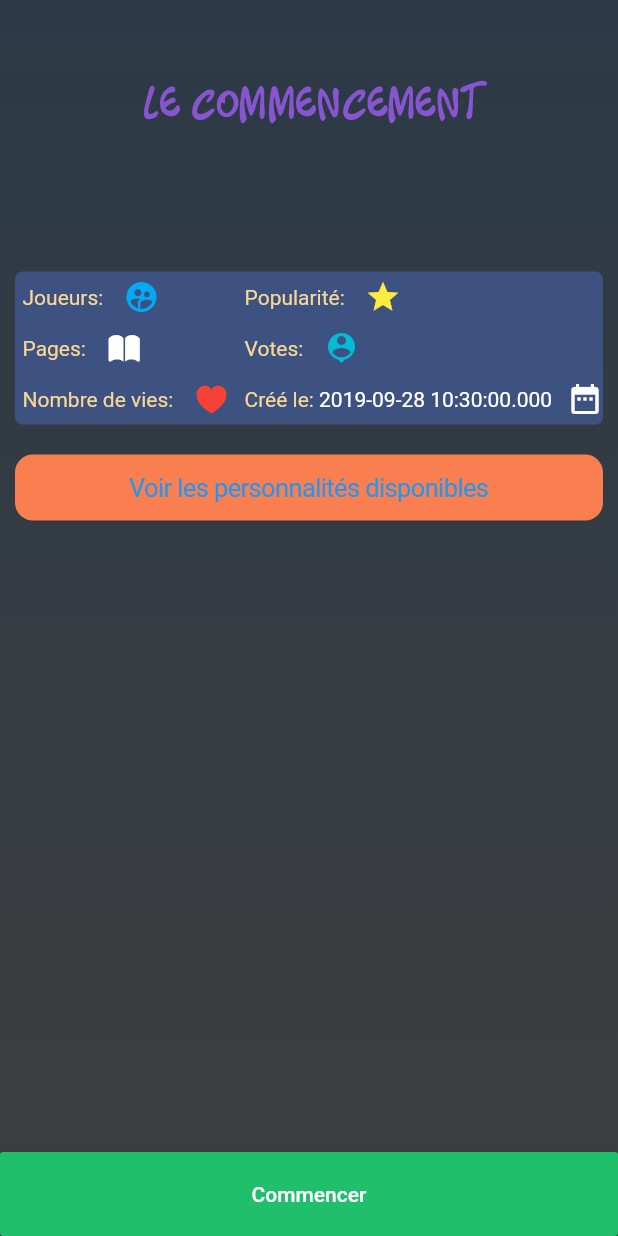
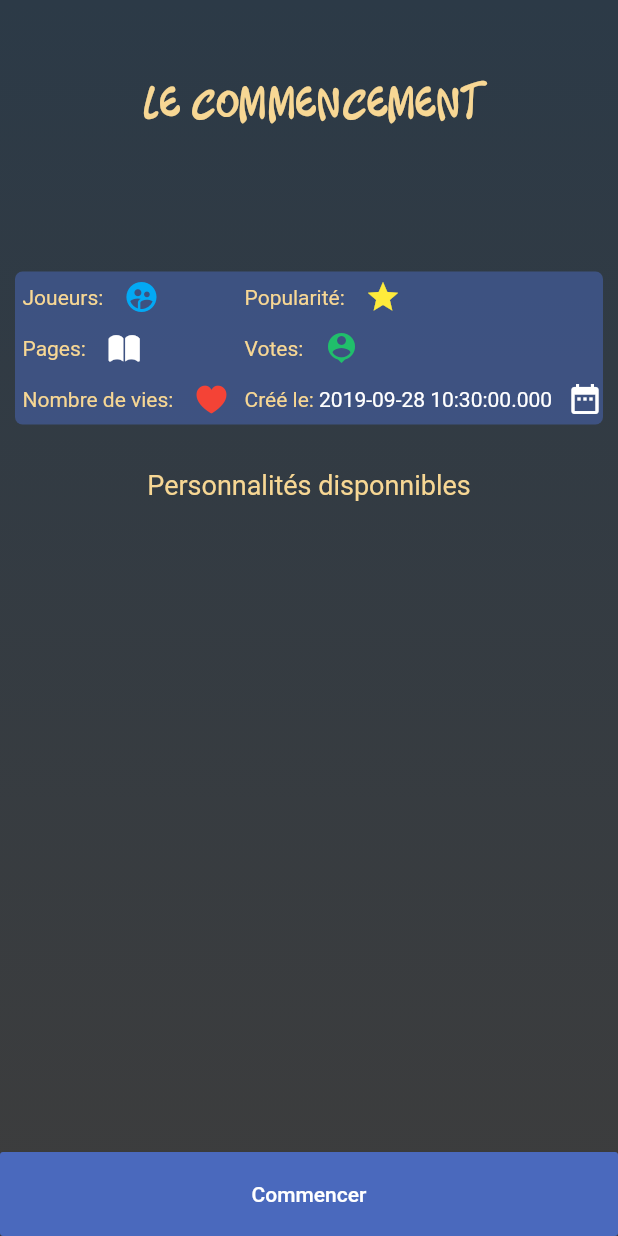
Before and after one commit to JujuDesFruits/Tell-me-a-story, a Flutter app: the StoryInfo widget shown alone on an empty page, opened directly with empty values, on a phone screen of 412 x 824 dp. Run offline on Flutter 3.47's test engine with Material 2 defaults, Android fonts, the phone set to English and light mode, and no system bars; our stand-ins replace flutter_dotenv, package_info; missing offline and left inert: mongo_dart; statements that could not run were skipped.

Commit message:
added personalities to StoryInfo screen

```diff
--- a/mobile_app/tell_me_a_story/lib/Story/StoryInfo.dart
+++ b/mobile_app/tell_me_a_story/lib/Story/StoryInfo.dart
@@ -17,6 +17,28 @@ class StoryInfo extends StatefulWidget {
 }
 
 class _StoryInfoState extends State<StoryInfo> {
+  List<Widget> personalities = new List();
+
+  @override
+  void initState() {
+    super.initState();
+    buildPersonalities();
+  }
+
+  buildPersonalities() {
+    for (var personality in widget.story.personnality) {
+      personalities.add(Row(
+        mainAxisAlignment: MainAxisAlignment.center,
+        children: <Widget>[
+          Text(
+            personality,
+            style: TextStyle(color: Colors.white, fontSize: 16),
+          ),
+        ],
+      ));
+    }
+  }
+
   @override
   Widget build(BuildContext context) {
     return Background(
@@ -36,7 +58,7 @@ class _StoryInfoState extends State<StoryInfo> {
                       child: Text(
                         "Le commencement",
                         style: TextStyle(
-                            color: CustomColors.purple,
+                            color: CustomColors.paleYellow,
                             fontSize: 25,
                             fontFamily: "Timoteo"),
                       ),
@@ -78,8 +100,8 @@ class _StoryInfoState extends State<StoryInfo> {
                             widget.story.players
                                 .toString()
                                 .replaceFirst(".", " à "),
-                                icon: Icons.supervised_user_circle,
-                                iconColor: Colors.lightBlue,
+                            icon: Icons.supervised_user_circle,
+                            iconColor: Colors.lightBlue,
                           ),
                           CustomRow(
                             "Pages: ",
@@ -115,7 +137,7 @@ class _StoryInfoState extends State<StoryInfo> {
                           "Votes: ",
                           widget.story.vote.toString(),
                           icon: Icons.person_pin,
-                          iconColor: Colors.cyan,
+                          iconColor: CustomColors.green,
                         ),
                         CustomRow(
                           "Créé le: ",
@@ -128,10 +150,24 @@ class _StoryInfoState extends State<StoryInfo> {
                   ],
                 ),
               ),
-              CustomButton(
-                color: CustomColors.orange,
-                content: Text("Voir les personnalités disponibles"),
-              ),
+              Container(
+                  margin: EdgeInsets.only(top: 20),
+                  child: Column(
+                    children: <Widget>[
+                      Center(
+                        child: Text(
+                          "Personnalités disponnibles",
+                          style: TextStyle(
+                              color: CustomColors.paleYellow, fontSize: 18),
+                        ),
+                      ),
+                      Container(
+                          margin: EdgeInsets.all(10),
+                          child: Column(
+                            children: personalities,
+                          ))
+                    ],
+                  ))
             ],
           ),
           Container(
@@ -141,7 +177,7 @@ class _StoryInfoState extends State<StoryInfo> {
                   child: Container(
                     child: MaterialButton(
                       onPressed: () {},
-                      color: CustomColors.green,
+                      color: CustomColors.lightBlue,
                       child: Container(
                         padding: EdgeInsets.all(20),
                         child: Text(
```
Also changed, not shown: mobile_app/tell_me_a_story/lib/CustomWidget/CustomSelector.dart (added, +32 -0 lines).
